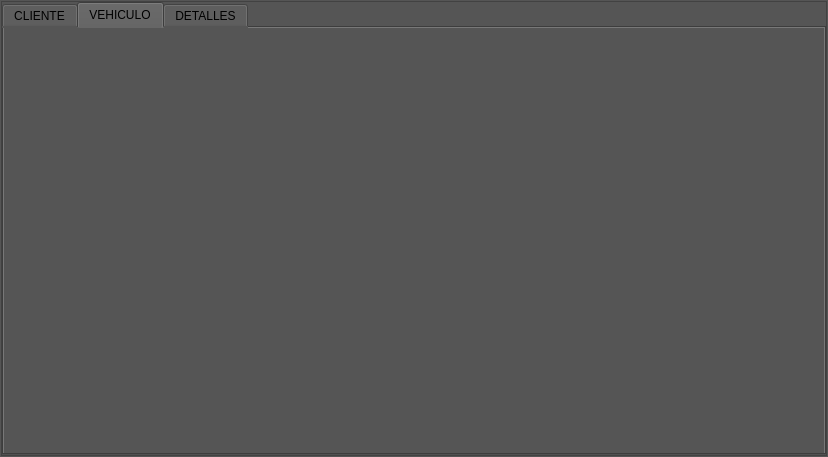
First picture: the form in view/ModalRegistro.ui, repository jhocepSan/deskopCandiaCar, before the edit.
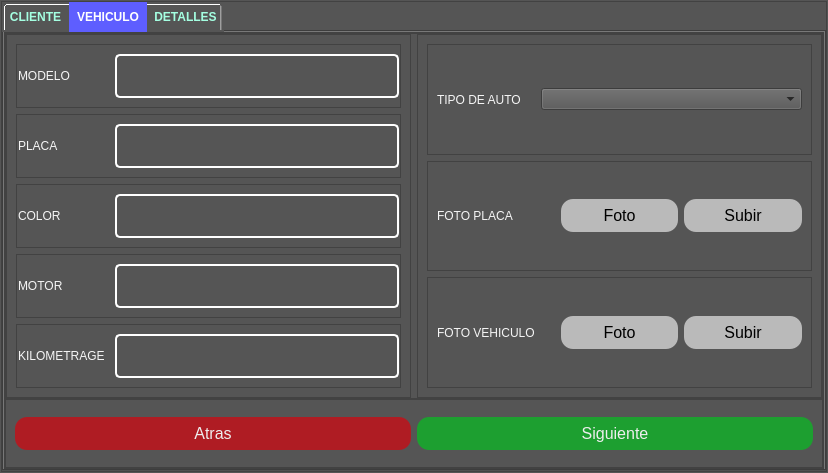
Second picture: the form after the edit. The open tabs and pages were chosen to show the change.

Commit message: vista registro de CLientes

```diff
--- a/view/ModalRegistro.ui
+++ b/view/ModalRegistro.ui
@@ -7,7 +7,7 @@
     <x>0</x>
     <y>0</y>
     <width>828</width>
-    <height>457</height>
+    <height>473</height>
    </rect>
   </property>
   <property name="windowTitle">
@@ -56,7 +56,16 @@
       <item row="0" column="0">
        <widget class="QTabWidget" name="tabWidget">
         <property name="styleSheet">
-         <string notr="true"/>
+         <string notr="true">QTabBar::tab {
+        color: rgb(164, 255, 225);        
+        padding: 8px;
+		font-weight: bold;
+}
+ QTabBar::tab:selected {
+        color: white;        
+		font-weight: bold;   
+        background:rgb(94, 94, 255);
+}</string>
         </property>
         <property name="currentIndex">
          <number>0</number>
@@ -146,9 +155,518 @@
          </layout>
         </widget>
         <widget class="QWidget" name="tab_2">
+         <property name="styleSheet">
+          <string notr="true">QLabel{
+color:rgb(245, 245, 245);
+font:77 10pt 'Arial Black';
+}
+QPushButton{
+border-radius: 12px;
+color:rgb(238, 238, 238);
+background-color:rgb(186, 186, 186);
+padding: 7px 7px;
+  text-align: center;
+  font-size: 16px;
+}
+QPushButton:hover{
+background-color: #04AA6D; /* Green */
+color: white;
+}
+QLineEdit{
+padding: 12px 20px;
+margin: 8px 0;
+border: 2px solid #fff;
+border-radius: 5px;
+font:77 16px 'Arial Black';
+color:rgb(238, 238, 238);
+}
+</string>
+         </property>
          <attribute name="title">
           <string>VEHICULO</string>
          </attribute>
+         <layout class="QVBoxLayout" name="verticalLayout_4">
+          <property name="spacing">
+           <number>0</number>
+          </property>
+          <property name="leftMargin">
+           <number>0</number>
+          </property>
+          <property name="topMargin">
+           <number>0</number>
+          </property>
+          <property name="rightMargin">
+           <number>0</number>
+          </property>
+          <property name="bottomMargin">
+           <number>0</number>
+          </property>
+          <item>
+           <widget class="QFrame" name="frame_12">
+            <property name="frameShape">
+             <enum>QFrame::StyledPanel</enum>
+            </property>
+            <property name="frameShadow">
+             <enum>QFrame::Raised</enum>
+            </property>
+            <layout class="QVBoxLayout" name="verticalLayout_8" stretch="0,0">
+             <property name="spacing">
+              <number>0</number>
+             </property>
+             <property name="leftMargin">
+              <number>0</number>
+             </property>
+             <property name="topMargin">
+              <number>0</number>
+             </property>
+             <property name="rightMargin">
+              <number>0</number>
+             </property>
+             <property name="bottomMargin">
+              <number>0</number>
+             </property>
+             <item>
+              <widget class="QFrame" name="frame_24">
+               <property name="frameShape">
+                <enum>QFrame::StyledPanel</enum>
+               </property>
+               <property name="frameShadow">
+                <enum>QFrame::Raised</enum>
+               </property>
+               <layout class="QHBoxLayout" name="horizontalLayout_10" stretch="1,1">
+                <property name="leftMargin">
+                 <number>0</number>
+                </property>
+                <property name="topMargin">
+                 <number>0</number>
+                </property>
+                <property name="rightMargin">
+                 <number>0</number>
+                </property>
+                <property name="bottomMargin">
+                 <number>0</number>
+                </property>
+                <item>
+                 <widget class="QFrame" name="frame_13">
+                  <property name="frameShape">
+                   <enum>QFrame::StyledPanel</enum>
+                  </property>
+                  <property name="frameShadow">
+                   <enum>QFrame::Raised</enum>
+                  </property>
+                  <layout class="QVBoxLayout" name="verticalLayout_5">
+                   <item>
+                    <widget class="QFrame" name="frame_15">
+                     <property name="font">
+                      <font>
+                       <bold>false</bold>
+                      </font>
+                     </property>
+                     <property name="frameShape">
+                      <enum>QFrame::StyledPanel</enum>
+                     </property>
+                     <property name="frameShadow">
+                      <enum>QFrame::Raised</enum>
+                     </property>
+                     <layout class="QHBoxLayout" name="horizontalLayout_11" stretch="2,6">
+                      <property name="spacing">
+                       <number>2</number>
+                      </property>
+                      <property name="leftMargin">
+                       <number>1</number>
+                      </property>
+                      <property name="topMargin">
+                       <number>1</number>
+                      </property>
+                      <property name="rightMargin">
+                       <number>1</number>
+                      </property>
+                      <property name="bottomMargin">
+                       <number>1</number>
+                      </property>
+                      <item>
+                       <widget class="QLabel" name="label_7">
+                        <property name="text">
+                         <string>MODELO</string>
+                        </property>
+                       </widget>
+                      </item>
+                      <item>
+                       <widget class="QLineEdit" name="lineModelo"/>
+                      </item>
+                     </layout>
+                    </widget>
+                   </item>
+                   <item>
+                    <widget class="QFrame" name="frame_16">
+                     <property name="font">
+                      <font>
+                       <bold>false</bold>
+                      </font>
+                     </property>
+                     <property name="frameShape">
+                      <enum>QFrame::StyledPanel</enum>
+                     </property>
+                     <property name="frameShadow">
+                      <enum>QFrame::Raised</enum>
+                     </property>
+                     <layout class="QHBoxLayout" name="horizontalLayout_12" stretch="2,6">
+                      <property name="spacing">
+                       <number>2</number>
+                      </property>
+                      <property name="leftMargin">
+                       <number>1</number>
+                      </property>
+                      <property name="topMargin">
+                       <number>1</number>
+                      </property>
+                      <property name="rightMargin">
+                       <number>1</number>
+                      </property>
+                      <property name="bottomMargin">
+                       <number>1</number>
+                      </property>
+                      <item>
+                       <widget class="QLabel" name="label_8">
+                        <property name="text">
+                         <string>PLACA</string>
+                        </property>
+                       </widget>
+                      </item>
+                      <item>
+                       <widget class="QLineEdit" name="linePlaca"/>
+                      </item>
+                     </layout>
+                    </widget>
+                   </item>
+                   <item>
+                    <widget class="QFrame" name="frame_17">
+                     <property name="font">
+                      <font>
+                       <bold>false</bold>
+                      </font>
+                     </property>
+                     <property name="frameShape">
+                      <enum>QFrame::StyledPanel</enum>
+                     </property>
+                     <property name="frameShadow">
+                      <enum>QFrame::Raised</enum>
+                     </property>
+                     <layout class="QHBoxLayout" name="horizontalLayout_13" stretch="2,6">
+                      <property name="spacing">
+                       <number>2</number>
+                      </property>
+                      <property name="leftMargin">
+                       <number>1</number>
+                      </property>
+                      <property name="topMargin">
+                       <number>1</number>
+                      </property>
+                      <property name="rightMargin">
+                       <number>1</number>
+                      </property>
+                      <property name="bottomMargin">
+                       <number>1</number>
+                      </property>
+                      <item>
+                       <widget class="QLabel" name="label_9">
+                        <property name="text">
+                         <string>COLOR</string>
+                        </property>
+                       </widget>
+                      </item>
+                      <item>
+                       <widget class="QLineEdit" name="lineColor"/>
+                      </item>
+                     </layout>
+                    </widget>
+                   </item>
+                   <item>
+                    <widget class="QFrame" name="frame_21">
+                     <property name="font">
+                      <font>
+                       <bold>false</bold>
+                      </font>
+                     </property>
+                     <property name="frameShape">
+                      <enum>QFrame::StyledPanel</enum>
+                     </property>
+                     <property name="frameShadow">
+                      <enum>QFrame::Raised</enum>
+                     </property>
+                     <layout class="QHBoxLayout" name="horizontalLayout_14" stretch="2,6">
+                      <property name="spacing">
+                       <number>2</number>
+                      </property>
+                      <property name="leftMargin">
+                       <number>1</number>
+                      </property>
+                      <property name="topMargin">
+                       <number>1</number>
+                      </property>
+                      <property name="rightMargin">
+                       <number>1</number>
+                      </property>
+                      <property name="bottomMargin">
+                       <number>1</number>
+                      </property>
+                      <item>
+                       <widget class="QLabel" name="label_10">
+                        <property name="text">
+                         <string>MOTOR</string>
+                        </property>
+                       </widget>
+                      </item>
+                      <item>
+                       <widget class="QLineEdit" name="lineMotor"/>
+                      </item>
+                     </layout>
+                    </widget>
+                   </item>
+                   <item>
+                    <widget class="QFrame" name="frame_22">
+                     <property name="font">
+                      <font>
+                       <bold>false</bold>
+                      </font>
+                     </property>
+                     <property name="frameShape">
+                      <enum>QFrame::StyledPanel</enum>
+                     </property>
+                     <property name="frameShadow">
+                      <enum>QFrame::Raised</enum>
+                     </property>
+                     <layout class="QHBoxLayout" name="horizontalLayout_15" stretch="2,6">
+                      <property name="spacing">
+                       <number>2</number>
+                      </property>
+                      <property name="leftMargin">
+                       <number>1</number>
+                      </property>
+                      <property name="topMargin">
+                       <number>1</number>
+                      </property>
+                      <property name="rightMargin">
+                       <number>1</number>
+                      </property>
+                      <property name="bottomMargin">
+                       <number>1</number>
+                      </property>
+                      <item>
+                       <widget class="QLabel" name="label_11">
+                        <property name="text">
+                         <string>KILOMETRAGE</string>
+                        </property>
+                       </widget>
+                      </item>
+                      <item>
+                       <widget class="QLineEdit" name="lineKilome"/>
+                      </item>
+                     </layout>
+                    </widget>
+                   </item>
+                  </layout>
+                 </widget>
+                </item>
+                <item>
+                 <widget class="QFrame" name="frame_14">
+                  <property name="frameShape">
+                   <enum>QFrame::StyledPanel</enum>
+                  </property>
+                  <property name="frameShadow">
+                   <enum>QFrame::Raised</enum>
+                  </property>
+                  <layout class="QVBoxLayout" name="verticalLayout_6">
+                   <item>
+                    <widget class="QFrame" name="frame_18">
+                     <property name="frameShape">
+                      <enum>QFrame::StyledPanel</enum>
+                     </property>
+                     <property name="frameShadow">
+                      <enum>QFrame::Raised</enum>
+                     </property>
+                     <layout class="QHBoxLayout" name="horizontalLayout_17" stretch="3,8">
+                      <item>
+                       <widget class="QLabel" name="label_12">
+                        <property name="text">
+                         <string>TIPO DE AUTO</string>
+                        </property>
+                       </widget>
+                      </item>
+                      <item>
+                       <widget class="QComboBox" name="comboTipoVehiculo"/>
+                      </item>
+                     </layout>
+                    </widget>
+                   </item>
+                   <item>
+                    <widget class="QFrame" name="frame_19">
+                     <property name="frameShape">
+                      <enum>QFrame::StyledPanel</enum>
+                     </property>
+                     <property name="frameShadow">
+                      <enum>QFrame::Raised</enum>
+                     </property>
+                     <layout class="QHBoxLayout" name="horizontalLayout_18" stretch="0,0,0">
+                      <item>
+                       <widget class="QLabel" name="label_13">
+                        <property name="text">
+                         <string>FOTO PLACA</string>
+                        </property>
+                       </widget>
+                      </item>
+                      <item>
+                       <widget class="QPushButton" name="btnFotoPlaca">
+                        <property name="styleSheet">
+                         <string notr="true">QPushButton{
+color:black;
+}</string>
+                        </property>
+                        <property name="text">
+                         <string>Foto</string>
+                        </property>
+                        <property name="iconSize">
+                         <size>
+                          <width>25</width>
+                          <height>25</height>
+                         </size>
+                        </property>
+                       </widget>
+                      </item>
+                      <item>
+                       <widget class="QPushButton" name="btnSubFplaca">
+                        <property name="styleSheet">
+                         <string notr="true">QPushButton{
+color:black;
+}</string>
+                        </property>
+                        <property name="text">
+                         <string>Subir</string>
+                        </property>
+                        <property name="iconSize">
+                         <size>
+                          <width>25</width>
+                          <height>25</height>
+                         </size>
+                        </property>
+                       </widget>
+                      </item>
+                     </layout>
+                    </widget>
+                   </item>
+                   <item>
+                    <widget class="QFrame" name="frame_20">
+                     <property name="frameShape">
+                      <enum>QFrame::StyledPanel</enum>
+                     </property>
+                     <property name="frameShadow">
+                      <enum>QFrame::Raised</enum>
+                     </property>
+                     <layout class="QHBoxLayout" name="horizontalLayout_19" stretch="0,0,0">
+                      <item>
+                       <widget class="QLabel" name="label_14">
+                        <property name="text">
+                         <string>FOTO VEHICULO</string>
+                        </property>
+                       </widget>
+                      </item>
+                      <item>
+                       <widget class="QPushButton" name="btnFotoVehi">
+                        <property name="styleSheet">
+                         <string notr="true">QPushButton{
+color:black;
+}</string>
+                        </property>
+                        <property name="text">
+                         <string>Foto</string>
+                        </property>
+                        <property name="iconSize">
+                         <size>
+                          <width>25</width>
+                          <height>25</height>
+                         </size>
+                        </property>
+                       </widget>
+                      </item>
+                      <item>
+                       <widget class="QPushButton" name="btnSubFvehiculo">
+                        <property name="styleSheet">
+                         <string notr="true">QPushButton{
+color:black;
+}</string>
+                        </property>
+                        <property name="text">
+                         <string>Subir</string>
+                        </property>
+                        <property name="iconSize">
+                         <size>
+                          <width>25</width>
+                          <height>25</height>
+                         </size>
+                        </property>
+                       </widget>
+                      </item>
+                     </layout>
+                    </widget>
+                   </item>
+                  </layout>
+                 </widget>
+                </item>
+               </layout>
+              </widget>
+             </item>
+             <item>
+              <widget class="QFrame" name="frame_23">
+               <property name="frameShape">
+                <enum>QFrame::StyledPanel</enum>
+               </property>
+               <property name="frameShadow">
+                <enum>QFrame::Raised</enum>
+               </property>
+               <layout class="QHBoxLayout" name="horizontalLayout_16">
+                <item>
+                 <widget class="QPushButton" name="btnAtrasVeh">
+                  <property name="styleSheet">
+                   <string notr="true">QPushButton{
+background:rgb(175, 28, 35)
+}</string>
+                  </property>
+                  <property name="text">
+                   <string>Atras</string>
+                  </property>
+                  <property name="iconSize">
+                   <size>
+                    <width>25</width>
+                    <height>25</height>
+                   </size>
+                  </property>
+                 </widget>
+                </item>
+                <item>
+                 <widget class="QPushButton" name="btnGuardarVehiculo">
+                  <property name="styleSheet">
+                   <string notr="true">QPushButton{
+background:rgb(29, 159, 48);
+}</string>
+                  </property>
+                  <property name="text">
+                   <string>Siguiente</string>
+                  </property>
+                  <property name="iconSize">
+                   <size>
+                    <width>25</width>
+                    <height>25</height>
+                   </size>
+                  </property>
+                 </widget>
+                </item>
+               </layout>
+              </widget>
+             </item>
+            </layout>
+           </widget>
+          </item>
+         </layout>
         </widget>
         <widget class="QWidget" name="tab_3">
          <attribute name="title">
```
Left out of the diff: 277 changed lines with no effect on the pictures. The commit also changes 2 other files.
